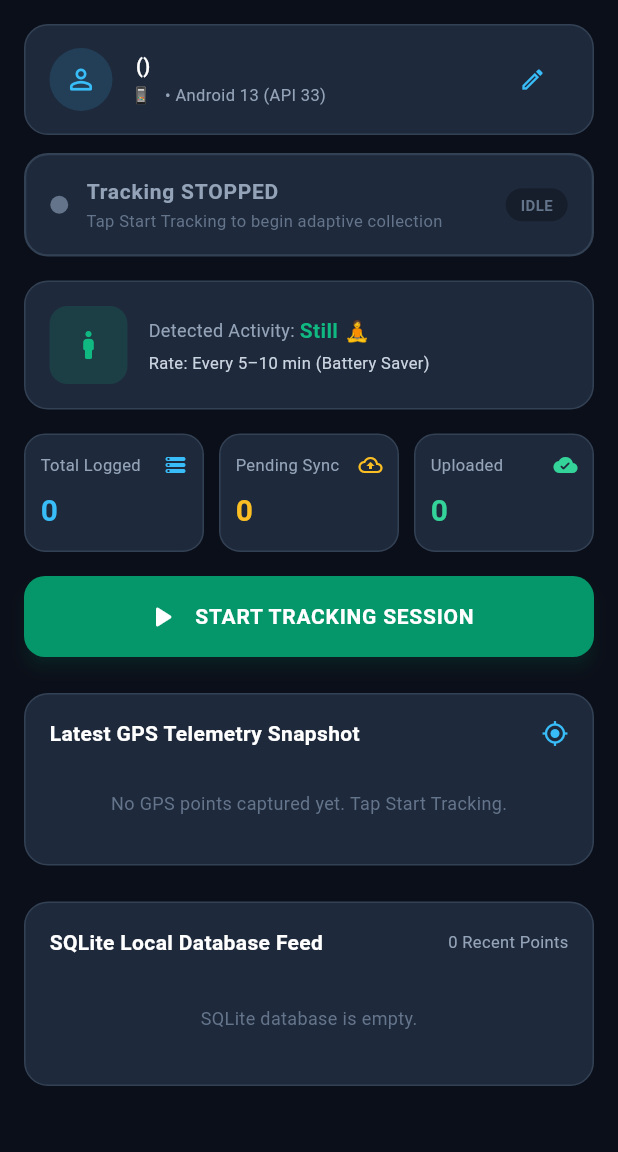
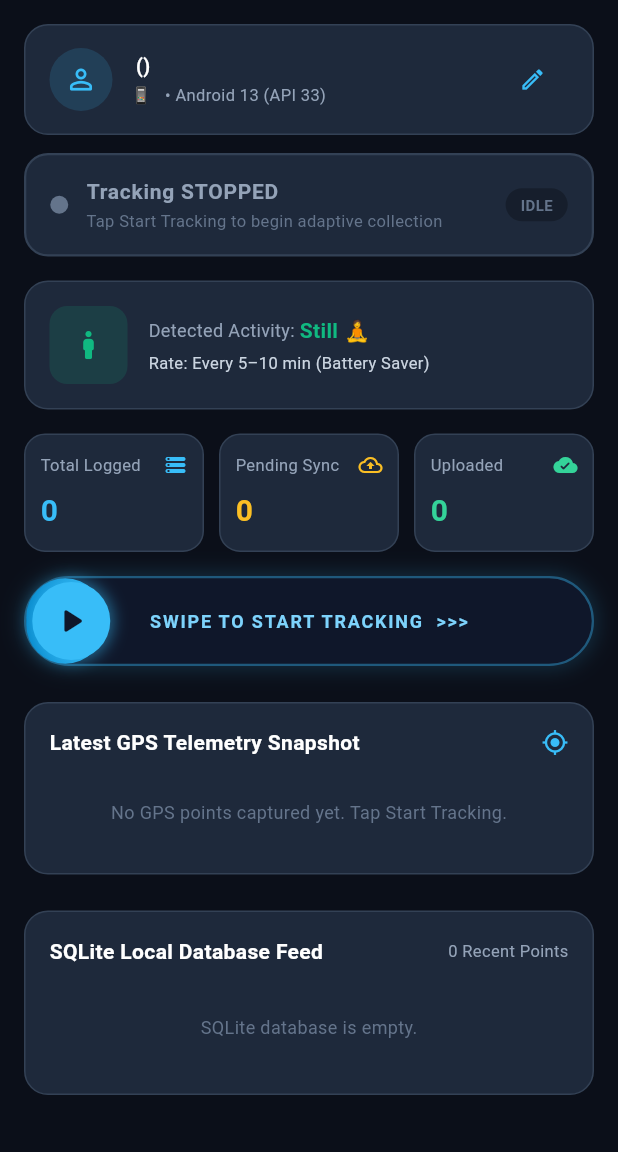
Before and after one commit to BobanBaby/flutter-location-tracker-app, a Flutter app: the screen it shows after launch, on a phone screen of 412 x 824 dp, the part 84-1236 px from its top. Run offline on Flutter 3.47's test engine with Material 3 defaults, Android fonts, the phone set to English and light mode, and no system bars; our stand-ins replace battery_plus, cloud_firestore, device_info_plus, firebase_core, flutter_map, geolocator and 4 more; missing offline and left inert: flutter_foreground_task, geolocator_android; accounts and stored records are empty.

Commit message:
version update

```diff
--- a/lib/screens/dashboard_screen.dart
+++ b/lib/screens/dashboard_screen.dart
@@ -5,6 +5,7 @@ import '../providers/tracking_provider.dart';
 import '../services/activity_recognition_service.dart';
 import '../services/permission_service.dart';
 import '../models/gps_log.dart';
+import '../widgets/swipe_action_button.dart';
 
 import 'journey_history_screen.dart';
 
@@ -340,22 +341,10 @@ class DashboardScreen extends StatelessWidget {
   Widget _buildMainActionButton(BuildContext context, TrackingProvider tracking) {
     final active = tracking.isTracking;
 
-    return SizedBox(
-      width: double.infinity,
-      height: 54,
-      child: ElevatedButton(
-        style: ElevatedButton.styleFrom(
-          backgroundColor: active ? const Color(0xFFDC2626) : const Color(0xFF059669),
-          foregroundColor: Colors.white,
-          shape: RoundedRectangleBorder(borderRadius: BorderRadius.circular(14)),
-          elevation: 4,
-          shadowColor: active
-              ? const Color(0xFFDC2626).withOpacity(0.4)
-              : const Color(0xFF059669).withOpacity(0.4),
-        ),
-        onPressed: tracking.isSyncing
-            ? null
-            : () async {
+    return SwipeActionButton(
+      isTracking: active,
+      isLoading: tracking.isSyncing || tracking.isAnalyzing,
+      onSwipeComplete: () async {
         if (active) {
           await tracking.stopTracking();
           if (context.mounted) {
@@ -402,18 +391,6 @@ class DashboardScreen extends StatelessWidget {
           }
         }
       },
-        child: Row(
-          mainAxisAlignment: MainAxisAlignment.center,
-          children: [
-            Icon(active ? Icons.stop_rounded : Icons.play_arrow_rounded, size: 24),
-            const SizedBox(width: 10),
-            Text(
-              active ? 'STOP TRACKING SESSION' : 'START TRACKING SESSION',
-              style: const TextStyle(fontSize: 14, fontWeight: FontWeight.bold, letterSpacing: 0.5),
-            ),
-          ],
-        ),
-      ),
     );
   }
 
--- a/lib/screens/splash_screen.dart
+++ b/lib/screens/splash_screen.dart
@@ -98,6 +98,15 @@ class _SplashScreenState extends State<SplashScreen> with SingleTickerProviderSt
                   letterSpacing: 1.2,
                 ),
               ),
+              const SizedBox(height: 4),
+              const Text(
+                'v2.0.0',
+                style: TextStyle(
+                  fontSize: 11,
+                  color: Color(0xFF64748B),
+                  letterSpacing: 1.0,
+                ),
+              ),
             ],
           ),
         ),
--- /dev/null
+++ b/lib/widgets/swipe_action_button.dart
@@ -0,0 +1,180 @@
+import 'package:flutter/material.dart';
+
+class SwipeActionButton extends StatefulWidget {
+  final bool isTracking;
+  final bool isLoading;
+  final Future<void> Function() onSwipeComplete;
+
+  const SwipeActionButton({
+    super.key,
+    required this.isTracking,
+    required this.isLoading,
+    required this.onSwipeComplete,
+  });
+
+  @override
+  State<SwipeActionButton> createState() => _SwipeActionButtonState();
+}
+
+class _SwipeActionButtonState extends State<SwipeActionButton>
+    with SingleTickerProviderStateMixin {
+  double _dragPosition = 0.0;
+  bool _isFinished = false;
+
+  @override
+  void didUpdateWidget(covariant SwipeActionButton oldWidget) {
+    super.didUpdateWidget(oldWidget);
+    if (oldWidget.isTracking != widget.isTracking) {
+      setState(() {
+        _dragPosition = 0.0;
+        _isFinished = false;
+      });
+    }
+  }
+
+  @override
+  Widget build(BuildContext context) {
+    final bool active = widget.isTracking;
+
+    final Color trackBg = active ? const Color(0xFF450A0A) : const Color(0xFF0F172A);
+    final Color trackBorder = active ? const Color(0xFFEF4444).withOpacity(0.5) : const Color(0xFF38BDF8).withOpacity(0.4);
+    final Color thumbColor = active ? const Color(0xFFEF4444) : const Color(0xFF38BDF8);
+    final Color thumbIconColor = active ? Colors.white : const Color(0xFF0F172A);
+    final IconData thumbIcon = active ? Icons.stop_rounded : Icons.play_arrow_rounded;
+    final String labelText = active ? 'SWIPE TO STOP TRACKING  >>>' : 'SWIPE TO START TRACKING  >>>';
+
+    return LayoutBuilder(
+      builder: (context, constraints) {
+        final double maxWidth = constraints.maxWidth;
+        const double thumbSize = 52.0;
+        final double maxDrag = maxWidth - thumbSize - 8.0;
+
+        return Container(
+          height: 60,
+          width: maxWidth,
+          decoration: BoxDecoration(
+            color: trackBg,
+            borderRadius: BorderRadius.circular(30),
+            border: Border.all(color: trackBorder, width: 1.5),
+            boxShadow: [
+              BoxShadow(
+                color: thumbColor.withOpacity(0.2),
+                blurRadius: 12,
+                spreadRadius: 1,
+              ),
+            ],
+          ),
+          child: Stack(
+            alignment: Alignment.centerLeft,
+            children: [
+              // Animated progress fill behind thumb
+              Container(
+                width: _dragPosition + thumbSize,
+                height: 60,
+                decoration: BoxDecoration(
+                  borderRadius: BorderRadius.circular(30),
+                  gradient: LinearGradient(
+                    colors: active
+                        ? [const Color(0xFF7F1D1D), const Color(0xFFEF4444)]
+                        : [const Color(0xFF0284C7), const Color(0xFF38BDF8)],
+                  ),
+                ),
+              ),
+
+              // Center Action Label Text
+              Center(
+                child: widget.isLoading
+                    ? Row(
+                        mainAxisAlignment: MainAxisAlignment.center,
+                        children: [
+                          SizedBox(
+                            width: 18,
+                            height: 18,
+                            child: CircularProgressIndicator(
+                              strokeWidth: 2,
+                              color: thumbColor,
+                            ),
+                          ),
+                          const SizedBox(width: 10),
+                          Text(
+                            active ? 'Ending Session...' : 'Starting Session...',
+                            style: const TextStyle(fontSize: 13, fontWeight: FontWeight.bold, color: Colors.white),
+                          ),
+                        ],
+                      )
+                    : Opacity(
+                        opacity: (1.0 - (_dragPosition / maxDrag)).clamp(0.2, 1.0),
+                        child: Text(
+                          labelText,
+                          style: TextStyle(
+                            fontSize: 12,
+                            fontWeight: FontWeight.bold,
+                            color: active ? const Color(0xFFFCA5A5) : const Color(0xFF7DD3FC),
+                            letterSpacing: 1.2,
+                          ),
+                        ),
+                      ),
+              ),
+
+              // Draggable Thumb Button
+              Positioned(
+                left: 4.0 + _dragPosition,
+                child: GestureDetector(
+                  onHorizontalDragUpdate: widget.isLoading
+                      ? null
+                      : (details) {
+                          setState(() {
+                            _dragPosition += details.delta.dx;
+                            _dragPosition = _dragPosition.clamp(0.0, maxDrag);
+                          });
+                        },
+                  onHorizontalDragEnd: widget.isLoading
+                      ? null
+                      : (details) async {
+                          if (_dragPosition >= maxDrag * 0.75 && !_isFinished) {
+                            setState(() {
+                              _dragPosition = maxDrag;
+                              _isFinished = true;
+                            });
+                            await widget.onSwipeComplete();
+                            if (mounted) {
+                              setState(() {
+                                _dragPosition = 0.0;
+                                _isFinished = false;
+                              });
+                            }
+                          } else {
+                            setState(() {
+                              _dragPosition = 0.0;
+                            });
+                          }
+                        },
+                  child: Container(
+                    width: thumbSize,
+                    height: thumbSize,
+                    decoration: BoxDecoration(
+                      color: thumbColor,
+                      shape: BoxShape.circle,
+                      boxShadow: [
+                        BoxShadow(
+                          color: thumbColor.withOpacity(0.5),
+                          blurRadius: 8,
+                          spreadRadius: 2,
+                        ),
+                      ],
+                    ),
+                    child: Icon(
+                      thumbIcon,
+                      color: thumbIconColor,
+                      size: 28,
+                    ),
+                  ),
+                ),
+              ),
+            ],
+          ),
+        );
+      },
+    );
+  }
+}
--- a/pubspec.yaml
+++ b/pubspec.yaml
@@ -16,7 +16,7 @@ publish_to: 'none' # Remove this line if you wish to publish to pub.dev
 # https://developer.apple.com/library/archive/documentation/General/Reference/InfoPlistKeyReference/Articles/CoreFoundationKeys.html
 # In Windows, build-name is used as the major, minor, and patch parts
 # of the product and file versions while build-number is used as the build suffix.
-version: 1.0.0+1
+version: 2.0.0+6
 
 environment:
   sdk: ^3.12.2
```
Lines whose indentation alone changed are shown as unchanged.
